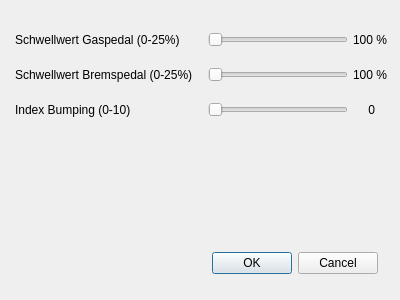
Before: the Qt Designer form wheelslipconfiguration.ui in Lumlumski/PedalVibration, drawn with Qt 5.
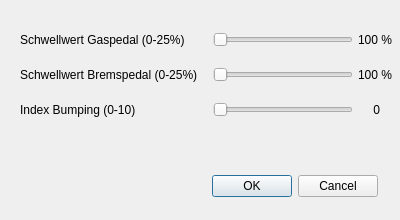
After: the same form once the commit is applied. Icons and pictures are not drawn.

The edit to the form file:
```diff
--- a/wheelslipconfiguration.ui
+++ b/wheelslipconfiguration.ui
@@ -7,7 +7,7 @@
     <x>0</x>
     <y>0</y>
     <width>400</width>
-    <height>300</height>
+    <height>220</height>
    </rect>
   </property>
   <property name="sizePolicy">
@@ -28,7 +28,7 @@
    <property name="geometry">
     <rect>
      <x>27</x>
-     <y>247</y>
+     <y>170</y>
      <width>351</width>
      <height>32</height>
     </rect>
@@ -46,7 +46,7 @@
      <x>0</x>
      <y>10</y>
      <width>401</width>
-     <height>221</height>
+     <height>151</height>
     </rect>
    </property>
    <layout class="QFormLayout" name="formLayout">
@@ -57,7 +57,7 @@
      <number>15</number>
     </property>
     <property name="leftMargin">
-     <number>15</number>
+     <number>20</number>
     </property>
     <property name="topMargin">
      <number>20</number>
@@ -67,6 +67,18 @@
     </property>
     <item row="0" column="0">
      <widget class="QLabel" name="gasIndexLabel">
+      <property name="sizePolicy">
+       <sizepolicy hsizetype="Fixed" vsizetype="Preferred">
+        <horstretch>0</horstretch>
+        <verstretch>0</verstretch>
+       </sizepolicy>
+      </property>
+      <property name="minimumSize">
+       <size>
+        <width>160</width>
+        <height>0</height>
+       </size>
+      </property>
       <property name="text">
        <string>Schwellwert Gaspedal (0-25%)</string>
       </property>
@@ -208,6 +220,18 @@
     </item>
     <item row="1" column="0">
      <widget class="QLabel" name="brakeIndexLabel">
+      <property name="sizePolicy">
+       <sizepolicy hsizetype="Fixed" vsizetype="Preferred">
+        <horstretch>0</horstretch>
+        <verstretch>0</verstretch>
+       </sizepolicy>
+      </property>
+      <property name="minimumSize">
+       <size>
+        <width>160</width>
+        <height>0</height>
+       </size>
+      </property>
       <property name="text">
        <string>Schwellwert Bremspedal (0-25%)</string>
       </property>
@@ -215,6 +239,18 @@
     </item>
     <item row="2" column="0">
      <widget class="QLabel" name="bumpingLabel">
+      <property name="sizePolicy">
+       <sizepolicy hsizetype="Fixed" vsizetype="Preferred">
+        <horstretch>0</horstretch>
+        <verstretch>0</verstretch>
+       </sizepolicy>
+      </property>
+      <property name="minimumSize">
+       <size>
+        <width>160</width>
+        <height>0</height>
+       </size>
+      </property>
       <property name="text">
        <string>Index Bumping (0-10)</string>
       </property>
```
